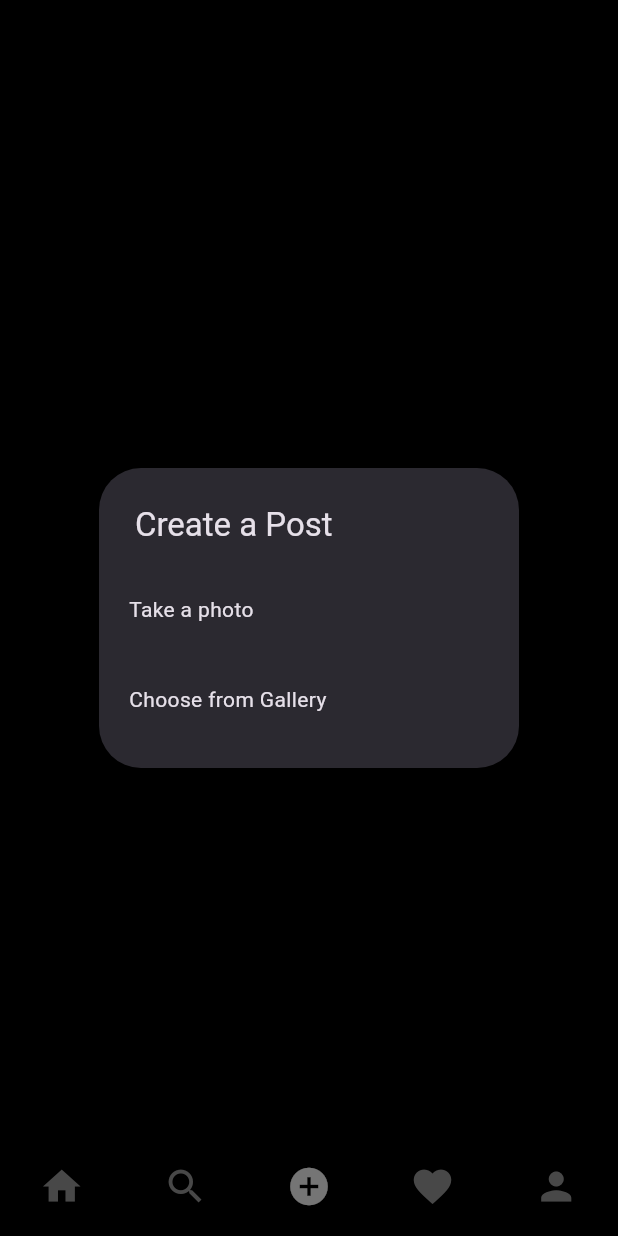
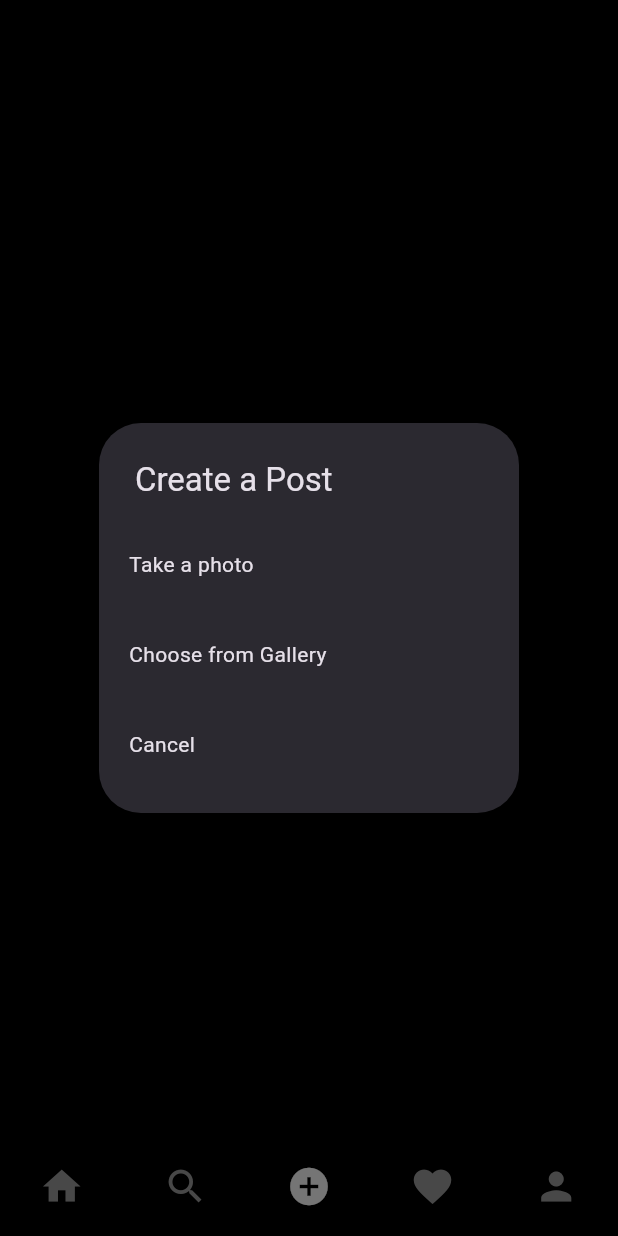
Before and after one commit to Kapil619/FlutterGram, a Flutter app: the screen it shows once a user with an empty profile is signed in, item 3 of the bottom bar chosen, after a tap on the "upload" icon, on a phone screen of 412 x 824 dp. Run offline on Flutter 3.47's test engine with Material 3 defaults, Android fonts, the light colour scheme and no system bars; our stand-ins replace cloud_firestore, firebase_auth, firebase_core, firebase_storage, flutter_svg, image_picker; accounts and stored records are empty.

Commit message:
Added controller for description & a Cancel btn

```diff
--- a/lib/screens/add_post_screen.dart
+++ b/lib/screens/add_post_screen.dart
@@ -16,6 +16,7 @@ class AddPostScreen extends StatefulWidget {
 
 class _AddPostScreenState extends State<AddPostScreen> {
   Uint8List? _file;
+  final TextEditingController _descriptionController = TextEditingController();
 
   _selectImage(BuildContext context) async {
     return showDialog(
@@ -46,6 +47,13 @@ class _AddPostScreenState extends State<AddPostScreen> {
                   _file = file;
                 },
               );
+            },
+          ),
+          SimpleDialogOption(
+            padding: const EdgeInsets.all(20),
+            child: const Text('Cancel'),
+            onPressed: () {
+              Navigator.of(context).pop();
             },
           ),
         ]);
@@ -98,8 +106,9 @@ class _AddPostScreenState extends State<AddPostScreen> {
                     ),
                     SizedBox(
                       width: MediaQuery.of(context).size.width * 0.45,
-                      child: const TextField(
-                        decoration: InputDecoration(
+                      child: TextField(
+                        controller: _descriptionController,
+                        decoration: const InputDecoration(
                             hintText: 'Write a caption...',
                             border: InputBorder.none),
                         maxLines: 8,
```
